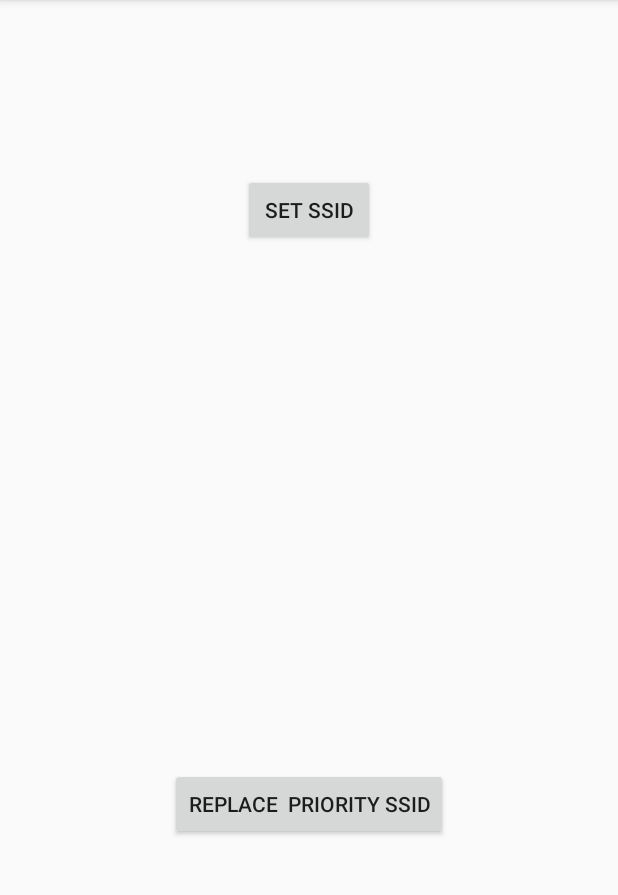
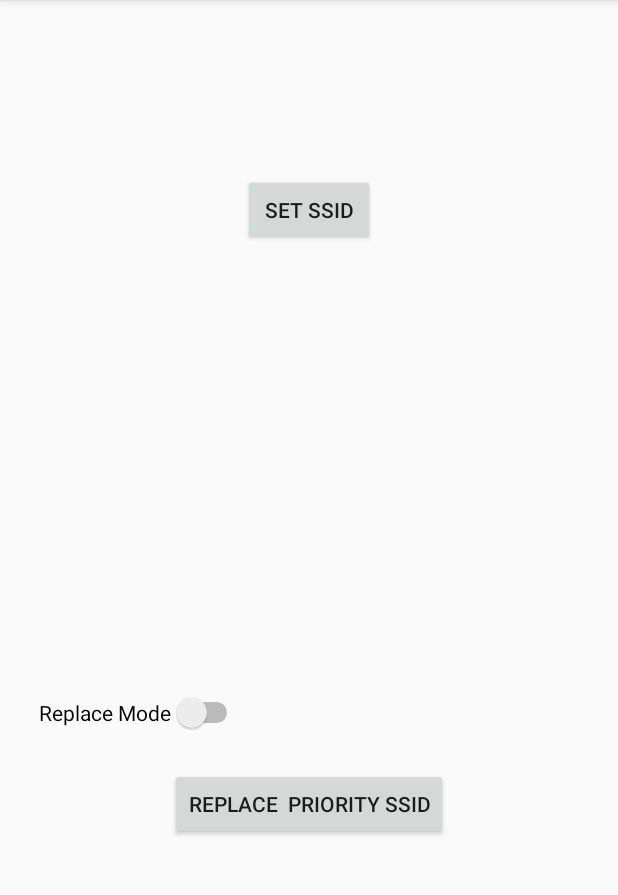
Before and after one commit to rikyuusima/pocket_wifitools, an Android app: the screen it shows after launch (Main_WiFiTools), on a phone screen of 412 x 824 dp, the part 84-979 px from its top. Run offline under Robolectric (Android 15) with nearby library versions, the light colour scheme and no system bars.

Commit message:
メソッド化途中

```diff
--- a/wifitools_matome/app/src/main/res/layout/activity_main__wi_fi_tools.xml
+++ b/wifitools_matome/app/src/main/res/layout/activity_main__wi_fi_tools.xml
@@ -42,4 +42,17 @@
         android:layout_above="@+id/debugview"
         android:layout_centerHorizontal="true" />
 
+    <Switch
+        android:layout_width="wrap_content"
+        android:layout_height="wrap_content"
+        android:text="Replace Mode"
+        android:id="@+id/replaceswitch"
+        android:layout_above="@+id/priority_button"
+        android:layout_toLeftOf="@+id/button"
+        android:layout_toStartOf="@+id/button"
+        android:layout_marginBottom="23dp"
+        android:checked="false"
+        android:onClick="onCheckedChanged"
+        android:nestedScrollingEnabled="false" />
+
 </RelativeLayout>
```
Also changed, not shown: wifitools_matome/app/src/main/java/rs/wifitools_matome/Main_WiFiTools.java (+28 -17 lines), 1 other file.
